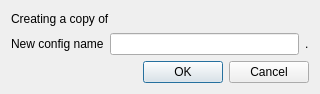
Old version of the form Forms/NewConfigDialog.ui in the repository Youda008/DoomRunner.
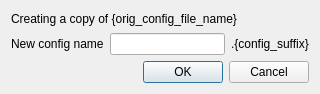
New version of the form.

Commit message: removed HTML tags from the trivial description of some UI elements and other UI fixes

What changed in the file:
```diff
--- a/Forms/NewConfigDialog.ui
+++ b/Forms/NewConfigDialog.ui
@@ -17,7 +17,7 @@
    <item>
     <widget class="QLabel" name="infoLabel">
      <property name="text">
-      <string>Creating a copy of &lt;orig_config_file_name&gt;</string>
+      <string>Creating a copy of {orig_config_file_name}</string>
      </property>
     </widget>
    </item>
@@ -36,7 +36,7 @@
      <item>
       <widget class="QLabel" name="suffixLabel">
        <property name="text">
-        <string>.&lt;config_suffix&gt;</string>
+        <string>.{config_suffix}</string>
        </property>
       </widget>
      </item>
```
The commit also changes 6 other files.
